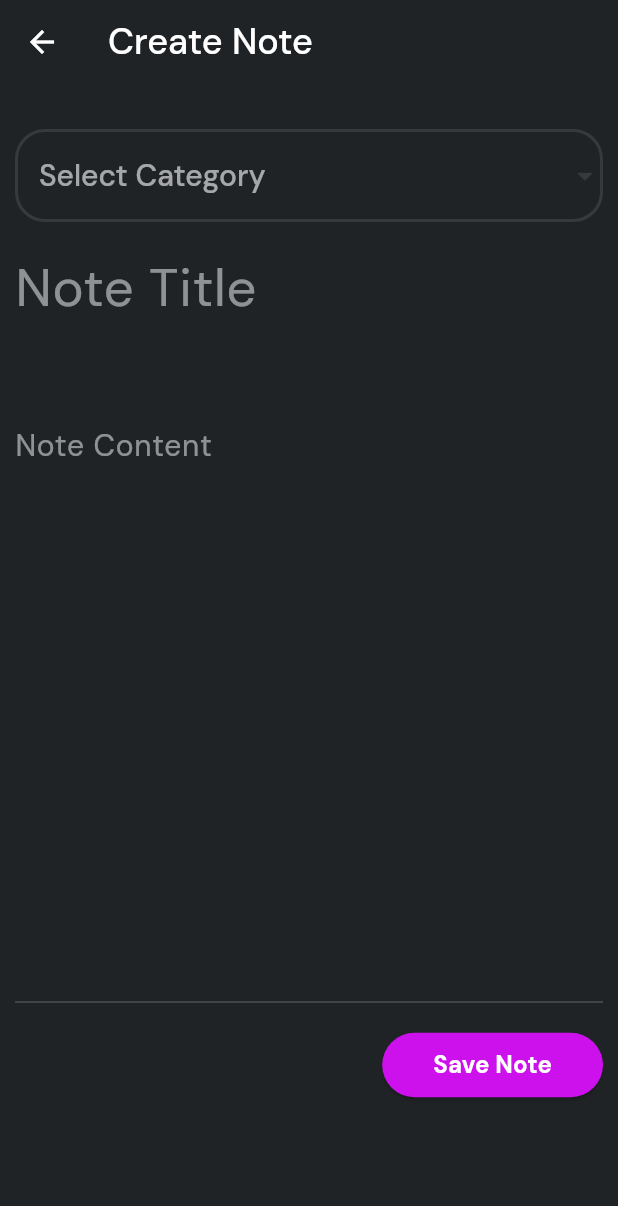
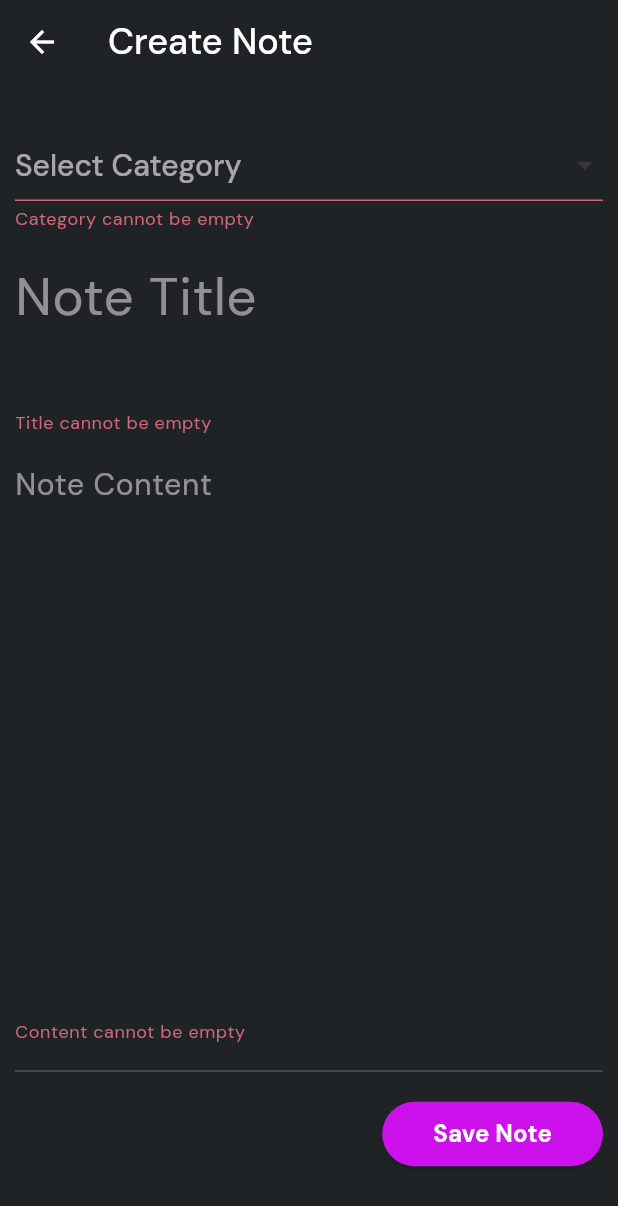
Before and after one commit to isanka23/Todo_App_with_Go_Router_Hive_Packages, a Flutter app: the CreateNotePage screen opened directly with empty values, after a tap on "Save Note", on a phone screen of 412 x 824 dp. Shown: the top 1206 px of the screen. Run offline on Flutter 3.47's test engine with Material 3 defaults, Android fonts, the phone set to English and light mode, and no system bars; our stand-ins replace go_router, google_fonts, hive, hive_flutter; accounts and stored records are empty.

Commit message:
Validate and Store new notes

```diff
--- /dev/null
+++ b/lib/helpers/helpers.dart
@@ -0,0 +1,15 @@
+import 'package:flutter/material.dart';
+import 'package:note_sphere_app/utils/colors.dart';
+import 'package:note_sphere_app/utils/text_styles.dart';
+
+class AppHelpers {
+  static void showSnackBar(BuildContext context, String message) {
+    ScaffoldMessenger.of(context).showSnackBar(
+      SnackBar(
+        backgroundColor: AppColors.kFabColor,
+        content: Text(message, style: AppTextStyles.appButton),
+        duration: const Duration(seconds: 2),
+      ),
+    );
+  }
+}
--- a/lib/pages/create_new_note.dart
+++ b/lib/pages/create_new_note.dart
@@ -1,9 +1,13 @@
 import 'package:flutter/material.dart';
 import 'package:google_fonts/google_fonts.dart';
+import 'package:note_sphere_app/helpers/helpers.dart';
+import 'package:note_sphere_app/models/note_model.dart';
 import 'package:note_sphere_app/services/note_service.dart';
 import 'package:note_sphere_app/utils/colors.dart';
 import 'package:note_sphere_app/utils/constants.dart';
+import 'package:note_sphere_app/utils/router.dart';
 import 'package:note_sphere_app/utils/text_styles.dart';
+import 'package:uuid/uuid.dart';
 
 class CreateNotePage extends StatefulWidget {
   final bool isNewCategory;
@@ -18,14 +22,27 @@ class CreateNotePage extends StatefulWidget {
 }
 
 class _CreateNotePageState extends State<CreateNotePage> {
+  List<String> categories = [];
+  final NoteService noteService = NoteService();
+  final _formKey = GlobalKey<FormState>();
+  final TextEditingController _noteTitleController = TextEditingController();
+  final TextEditingController _noteContentController = TextEditingController();
+  final TextEditingController _noteCategoryController = TextEditingController();
+  String category = "";
+
   @override
   void initState() {
     super.initState();
     _loadCategories();
   }
 
-  List<String> categories = [];
-  final NoteService noteService = NoteService();
+  @override
+  void dispose() {
+    _noteTitleController.dispose();
+    _noteContentController.dispose();
+    _noteCategoryController.dispose();
+    super.dispose();
+  }
 
   Future _loadCategories() async {
     categories = await noteService.getAllCategories();
@@ -52,6 +69,7 @@ class _CreateNotePageState extends State<CreateNotePage> {
             Container(
               margin: const EdgeInsets.symmetric(horizontal: 10),
               child: Form(
+                key: _formKey,
                 child: Column(
                   children: [
                     //drop down
@@ -61,6 +79,13 @@ class _CreateNotePageState extends State<CreateNotePage> {
                               borderRadius: BorderRadius.circular(10),
                             ),
                             child: TextFormField(
+                              controller: _noteCategoryController,
+                              validator: (value) {
+                                if (value == null || value.isEmpty) {
+                                  return "Category cannot be empty";
+                                }
+                                return null;
+                              },
                               style: TextStyle(
                                 color: AppColors.kWhiteColor,
                                 fontSize: 20,
@@ -98,7 +123,13 @@ class _CreateNotePageState extends State<CreateNotePage> {
                             decoration: BoxDecoration(
                               borderRadius: BorderRadius.circular(10),
                             ),
-                            child: DropdownButtonFormField(
+                            child: DropdownButtonFormField<String>(
+                              validator: (value) {
+                                if (value == null || value.isEmpty) {
+                                  return "Category cannot be empty";
+                                }
+                                return null;
+                              },
                               style: TextStyle(
                                 color: AppColors.kWhiteColor,
                                 fontFamily: GoogleFonts.dmSans().fontFamily,
@@ -138,7 +169,11 @@ class _CreateNotePageState extends State<CreateNotePage> {
                                   ),
                                 );
                               }).toList(),
-                              onChanged: (value) {},
+                              onChanged: (String? value) {
+                                setState(() {
+                                  category = value!;
+                                });
+                              },
                             ),
                           ),
                     const SizedBox(
@@ -146,6 +181,13 @@ class _CreateNotePageState extends State<CreateNotePage> {
                     ),
                     //title
                     TextFormField(
+                      controller: _noteTitleController,
+                      validator: (value) {
+                        if (value == null || value.isEmpty) {
+                          return "Title cannot be empty";
+                        }
+                        return null;
+                      },
                       maxLines: 2,
                       style: TextStyle(
                         color: AppColors.kWhiteColor,
@@ -165,6 +207,13 @@ class _CreateNotePageState extends State<CreateNotePage> {
                     ),
                     //content
                     TextFormField(
+                      controller: _noteContentController,
+                      validator: (value) {
+                        if (value == null || value.isEmpty) {
+                          return "Content cannot be empty";
+                        }
+                        return null;
+                      },
                       maxLines: 12,
                       style: TextStyle(
                         color: AppColors.kWhiteColor,
@@ -198,7 +247,39 @@ class _CreateNotePageState extends State<CreateNotePage> {
                               AppColors.kFabColor,
                             ),
                           ),
-                          onPressed: () {},
+                          onPressed: () {
+                            //save note
+                            if (_formKey.currentState!.validate()) {
+                              try {
+                                noteService.addNote(
+                                  Note(
+                                    title: _noteTitleController.text,
+                                    category: widget.isNewCategory
+                                        ? _noteCategoryController.text
+                                        : category,
+                                    content: _noteContentController.text,
+                                    date: DateTime.now(),
+                                    id: const Uuid().v4(),
+                                  ),
+                                );
+                                //show snackbar
+                                AppHelpers.showSnackBar(
+                                  context,
+                                  "Note saved successfully",
+                                );
+                                //clear the form
+                                _noteTitleController.clear();
+                                _noteContentController.clear();
+                                AppRouter.router.push("/notes");
+                              } catch (e) {
+                                print(e);
+                                AppHelpers.showSnackBar(
+                                  context,
+                                  "An error occurred",
+                                );
+                              }
+                            }
+                          },
                           child: const Padding(
                             padding: EdgeInsets.all(10),
                             child: Text(
--- a/lib/pages/notes_page.dart
+++ b/lib/pages/notes_page.dart
@@ -98,7 +98,8 @@ class _NotesPageState extends State<NotesPage> {
           size: 30,
         ),
       ),
-      body: Padding(
+      body: SingleChildScrollView(
+        child: Padding(
           padding: const EdgeInsets.all(20),
           child: Column(
             crossAxisAlignment: CrossAxisAlignment.start,
@@ -152,6 +153,7 @@ class _NotesPageState extends State<NotesPage> {
             ],
           ),
         ),
+      ),
     );
   }
 }
```
Lines whose indentation alone changed are shown as unchanged.
